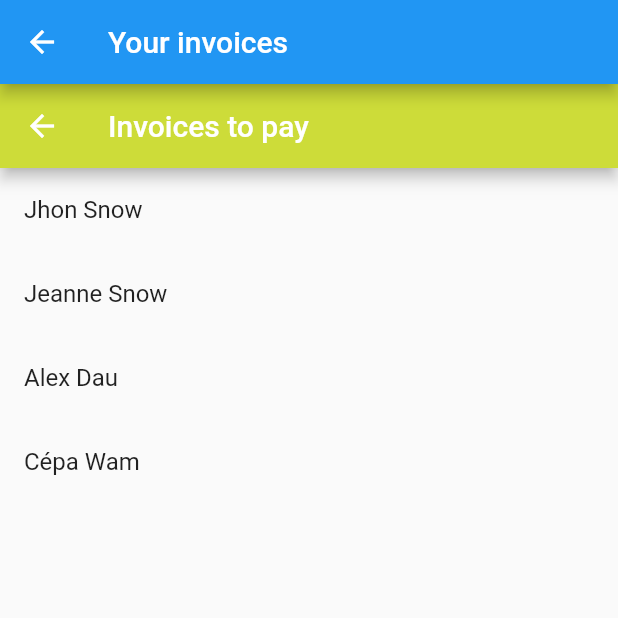
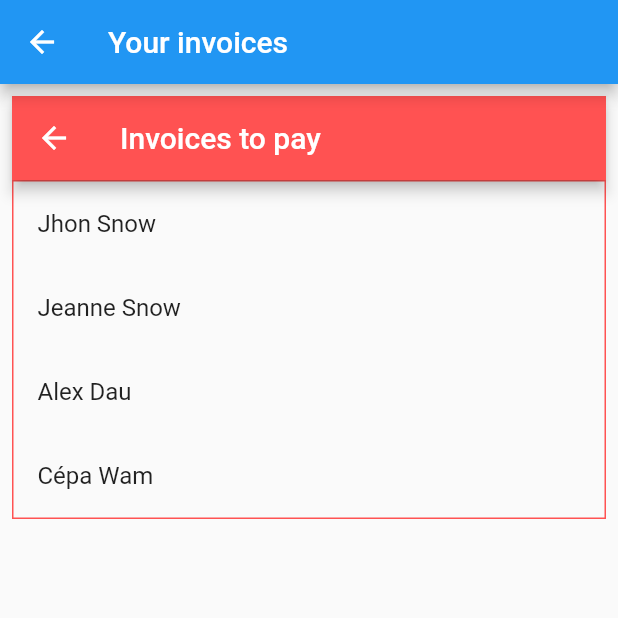
Before and after one commit to PP-Groupe-6/PrixBanqueFlutterInterface, a Flutter app: the InvoicePage screen opened directly, on a phone screen of 412 x 824 dp, the top half of it. Run offline on Flutter 3.47's test engine with Material 2 defaults, Android fonts, the phone set to English and light mode, and no system bars; our stand-ins replace firebase_auth, firebase_core; missing offline and left inert: dart:html; accounts and stored records are empty.

Commit message:
Clear file and add more structure and color to page

```diff
--- a/prix_banque_flutter_interface/lib/invoice_package/invoice_main_page.dart
+++ b/prix_banque_flutter_interface/lib/invoice_package/invoice_main_page.dart
@@ -39,18 +39,10 @@ class Invoice {
     );
   }
 }
-Future<String> loadAsset() async {
-  return await rootBundle.loadString('test_invoices.json');
-}
+
 
 class InvoicePage extends StatelessWidget {
   static const name = "/invoicePage";
-
-
-
-
-
-
 
   @override
   Widget build(BuildContext context) {
@@ -58,17 +50,25 @@ class InvoicePage extends StatelessWidget {
       appBar: AppBar(
         title: const Text("Your invoices"),
       ),
-      body: FutureBuilder(
+      body: Padding(
+        padding: const EdgeInsets.all(8.0),
+        child: Container(
+          child: FutureBuilder(
             future: rootBundle.loadString('test_invoices.json'),
             builder: (BuildContext context, AsyncSnapshot snap){
               if (snap.hasData){
                 var invoiceList = invoiceListFromJson(snap.data);
                 return Scaffold(
                   appBar: AppBar(
-                backgroundColor: Colors.lime,
+                    backgroundColor: Colors.redAccent,
                     title: Text("Invoices to pay")
                   ),
-              body: Column(
+                  body: Container(
+                    decoration: BoxDecoration(
+                        border: Border.all(color: Colors.redAccent)
+                    ),
+                    child: Column(
+                      mainAxisSize: MainAxisSize.min,
                       children: invoiceList.invoices.map((invoice) => ListTile(
                           title : Text(invoice.clientToPay),
                           onTap : (){
@@ -84,6 +84,7 @@ class InvoicePage extends StatelessWidget {
                       )
                       ).toList(),
                     ),
+                  ),
                 );
 
               }
@@ -91,6 +92,8 @@ class InvoicePage extends StatelessWidget {
                 return CircularProgressIndicator();
               }
             }
+          ),
+        ),
       )
 
     );
```
Lines whose indentation alone changed are shown as unchanged.
